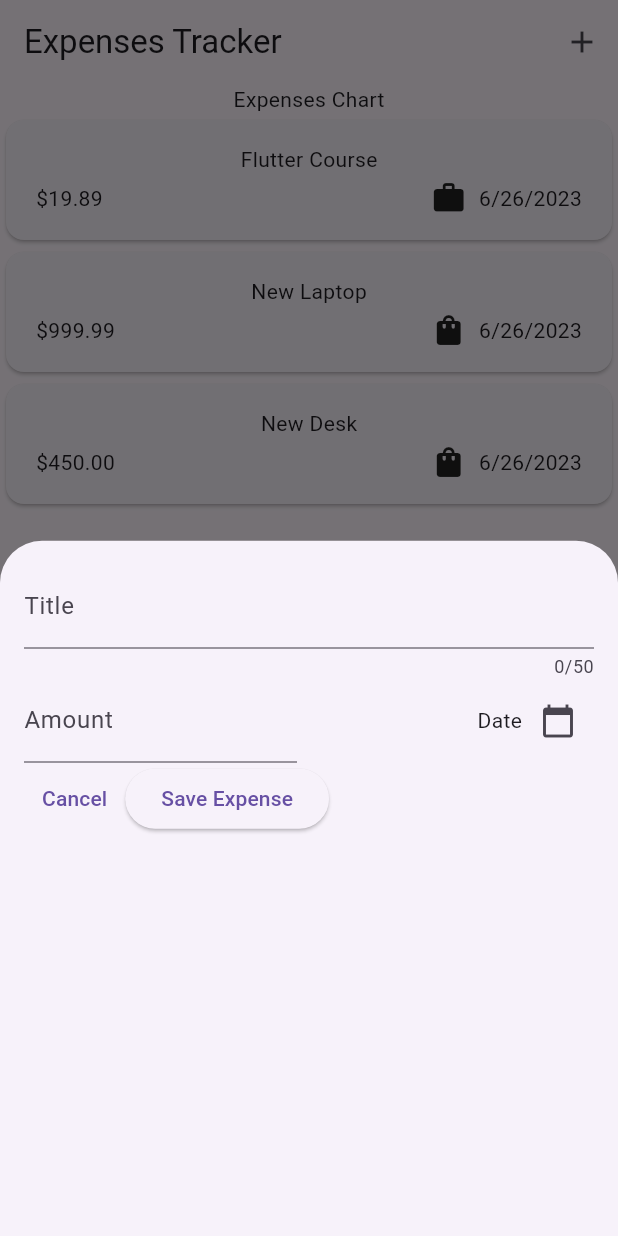
After one commit to Rohanjai/Expense_Tracker, a Flutter app: the screen it shows after launch, after a tap on the "add" icon, on a phone screen of 412 x 824 dp. The commit adds this screen. Run offline on Flutter 3.47's test engine with Material 2 defaults, Android fonts, the phone set to English and light mode, and no system bars.

Commit message:
New Expense Widget Created and Date Picker created

```diff
--- a/lib/widgets/expenses.dart
+++ b/lib/widgets/expenses.dart
@@ -1,4 +1,5 @@
 import 'package:expense_tracker/widgets/expenses_lists/expenses_list.dart';
+import 'package:expense_tracker/widgets/new_expense.dart';
 import 'package:flutter/material.dart';
 import 'package:expense_tracker/models/expense.dart';
 
@@ -31,9 +32,25 @@ class _ExpensesState extends State<Expenses> {
     ),
   ];
 
+  void _openAddExpenseOverlay() {
+    showModalBottomSheet(
+      context: context,
+      builder: (ctx) => const NewExpense(),
+    );
+  }
+
   @override
   Widget build(BuildContext context) {
     return Scaffold(
+        appBar: AppBar(
+          title: const Text('Expenses Tracker'),
+          actions: [
+            IconButton(
+              onPressed: _openAddExpenseOverlay,
+              icon: const Icon(Icons.add),
+            )
+          ],
+        ),
         body: Column(
           children: [
             const Text('Expenses Chart'),
--- /dev/null
+++ b/lib/widgets/new_expense.dart
@@ -0,0 +1,91 @@
+import 'package:flutter/material.dart';
+
+class NewExpense extends StatefulWidget {
+  const NewExpense({super.key});
+
+  @override
+  State<NewExpense> createState() => _NewExpenseState();
+}
+
+class _NewExpenseState extends State<NewExpense> {
+  final _titleController = TextEditingController();
+  final _amountController = TextEditingController();
+
+  void _presentDatePicker() {
+    final initialDate = DateTime.now();
+    final firstDate =
+        DateTime(initialDate.year - 1, initialDate.month, initialDate.day);
+    showDatePicker(
+      context: context,
+      initialDate: initialDate,
+      firstDate: firstDate,
+      lastDate: initialDate,
+    );
+  }
+
+  @override
+  void dispose() {
+    _titleController.dispose();
+    _amountController.dispose();
+    super.dispose();
+  }
+
+  @override
+  Widget build(BuildContext context) {
+    return Padding(
+      padding: const EdgeInsets.all(16),
+      child: Column(
+        children: [
+          TextField(
+            controller: _titleController,
+            maxLength: 50,
+            decoration: const InputDecoration(
+              labelText: 'Title',
+            ),
+          ),
+          Row(
+            children: [
+              Expanded(
+                child: TextField(
+                  controller: _amountController,
+                  decoration: const InputDecoration(
+                    prefixText: '\$ ',
+                    labelText: 'Amount',
+                  ),
+                  keyboardType: TextInputType.number,
+                ),
+              ),
+              const SizedBox(width: 16),
+              Expanded(
+                child: Row(
+                  mainAxisAlignment: MainAxisAlignment.end,
+                  crossAxisAlignment: CrossAxisAlignment.center,
+                  children: [
+                    Text('Date'),
+                    IconButton(
+                      onPressed: _presentDatePicker,
+                      icon: const Icon(
+                        Icons.calendar_today,
+                      ),
+                    ),
+                  ],
+                ),
+              )
+            ],
+          ),
+          Row(children: [
+            TextButton(
+                onPressed: () {
+                  Navigator.pop(context);
+                },
+                child: const Text('Cancel')),
+            ElevatedButton(
+              onPressed: () {},
+              child: const Text('Save Expense'),
+            )
+          ]),
+        ],
+      ),
+    );
+  }
+}
```
Lines whose indentation alone changed are shown as unchanged.
